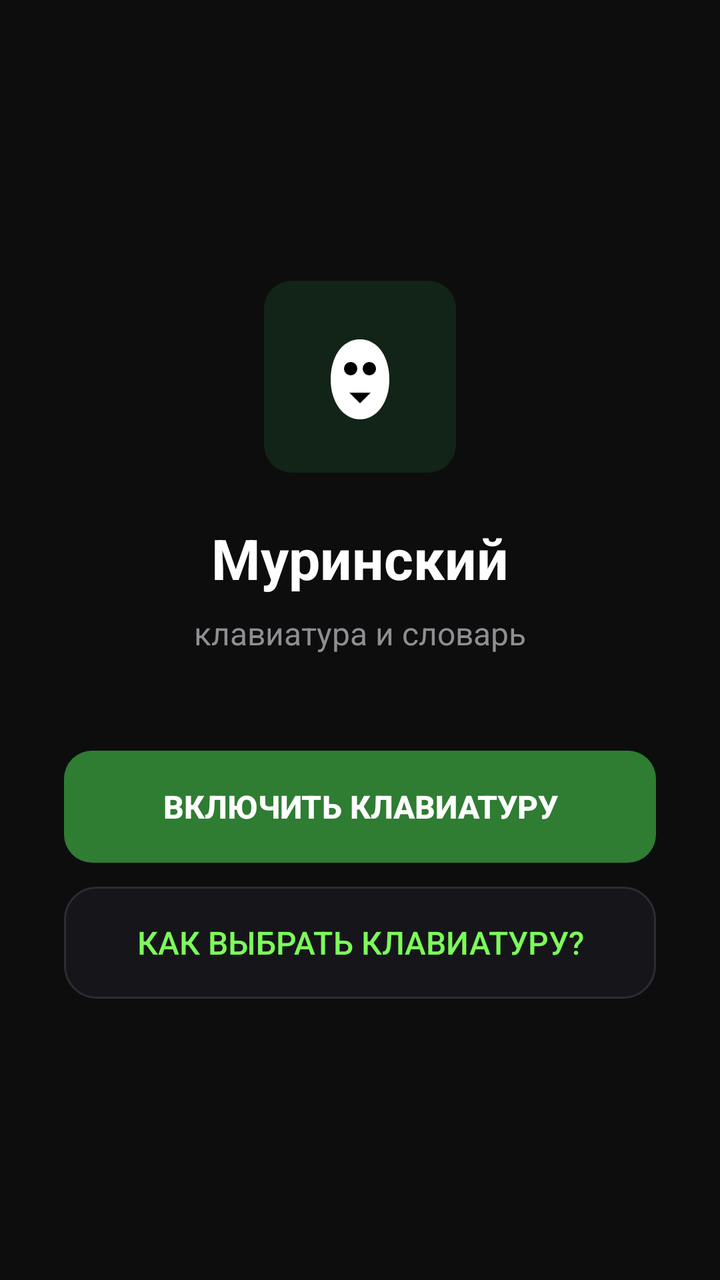
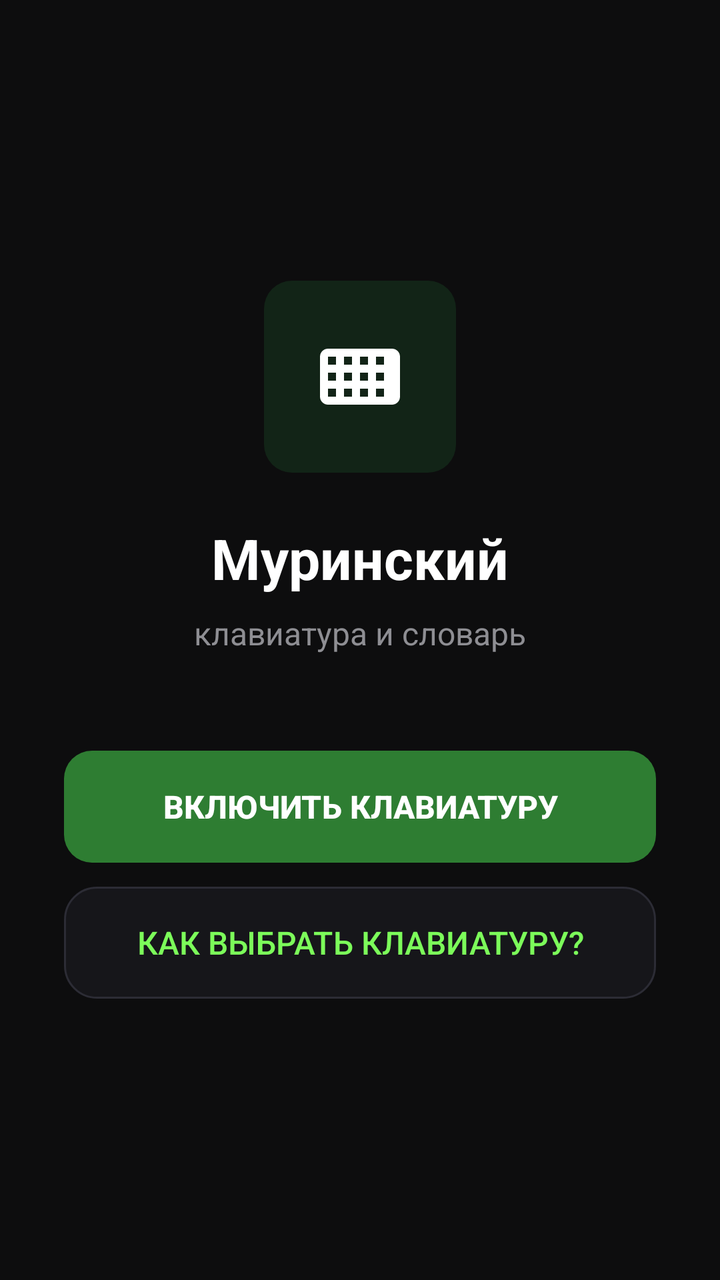

An Android layout rendered at two revisions. The XML below is the earlier revision; the diff shows what the commit changed to produce the second picture.
<!-- AndroidManifest.xml: application theme Theme.Murinsky -->
<!-- res/layout/fragment_keyboard.xml -->
<?xml version="1.0" encoding="utf-8"?>
<LinearLayout xmlns:android="http://schemas.android.com/apk/res/android"
    xmlns:app="http://schemas.android.com/apk/res-auto"
    android:layout_width="match_parent"
    android:layout_height="match_parent"
    android:orientation="vertical"
    android:gravity="center"
    android:padding="32dp"
    android:background="@color/bg_dark">

    <ImageView
        android:layout_width="96dp"
        android:layout_height="96dp"
        android:src="@drawable/ic_launcher_foreground"
        android:background="@drawable/bg_icon_green"
        android:padding="12dp" />

    <TextView
        android:layout_width="wrap_content"
        android:layout_height="wrap_content"
        android:layout_marginTop="24dp"
        android:text="@string/app_name"
        android:textColor="@color/text_primary"
        android:textSize="28sp"
        android:textStyle="bold" />

    <TextView
        android:layout_width="wrap_content"
        android:layout_height="wrap_content"
        android:layout_marginTop="8dp"
        android:text="@string/welcome_subtitle"
        android:textColor="@color/text_secondary"
        android:textSize="16sp" />

    <Space
        android:layout_width="match_parent"
        android:layout_height="48dp" />

    <Button
        android:id="@+id/btnEnable"
        android:layout_width="match_parent"
        android:layout_height="56dp"
        android:background="@drawable/bg_btn_primary"
        android:text="@string/btn_enable"
        android:textColor="@color/text_primary"
        android:textSize="16sp"
        android:textStyle="bold"
        android:stateListAnimator="@null" />

    <Button
        android:id="@+id/btnPick"
        android:layout_width="match_parent"
        android:layout_height="56dp"
        android:layout_marginTop="12dp"
        android:background="@drawable/bg_input"
        android:text="@string/btn_pick"
        android:textColor="@color/accent_lime"
        android:textSize="16sp"
        android:stateListAnimator="@null" />

</LinearLayout>
<!-- resources referenced by this layout -->
<resources>
  <color name="accent_lime">#7CFC5A</color>
  <color name="bg_dark">#0D0D0E</color>
  <color name="text_primary">#FFFFFF</color>
  <color name="text_secondary">#8E8E93</color>
  <!-- drawable bg_btn_primary (drawable) -->
  <?xml version="1.0" encoding="utf-8"?>
  <ripple xmlns:android="http://schemas.android.com/apk/res/android" android:color="#33FFFFFF">
      <item>
          <shape android:shape="rectangle">
              <solid android:color="@color/primary_green" />
              <corners android:radius="14dp" />
          </shape>
      </item>
  </ripple>
  <!-- drawable bg_icon_green (drawable) -->
  <?xml version="1.0" encoding="utf-8"?>
  <shape xmlns:android="http://schemas.android.com/apk/res/android" android:shape="rectangle">
      <solid android:color="@color/green_tint" />
      <corners android:radius="14dp" />
  </shape>
  <!-- drawable bg_input (drawable) -->
  <?xml version="1.0" encoding="utf-8"?>
  <shape xmlns:android="http://schemas.android.com/apk/res/android" android:shape="rectangle">
      <solid android:color="@color/card_dark" />
      <corners android:radius="16dp" />
      <stroke android:width="1dp" android:color="@color/divider" />
  </shape>
  <!-- drawable ic_launcher_foreground (drawable) -->
  <vector xmlns:android="http://schemas.android.com/apk/res/android"
      android:width="108dp"
      android:height="108dp"
      android:viewportWidth="108"
      android:viewportHeight="108">
      <path android:fillColor="#FFFFFF" android:pathData="M54,26 C40,26 32,40 32,56 C32,74 42,86 54,86 C66,86 76,74 76,56 C76,40 68,26 54,26 Z" />
      <path android:fillColor="#000000" android:pathData="M42,48 A5,5 0 1,1 52,48 A5,5 0 1,1 42,48 Z" />
      <path android:fillColor="#000000" android:pathData="M56,48 A5,5 0 1,1 66,48 A5,5 0 1,1 56,48 Z" />
      <path android:fillColor="#000000" android:pathData="M46,66 L62,66 L54,74 Z" />
  </vector>
  <string name="app_name">Муринский</string>
  <string name="btn_enable">Включить клавиатуру</string>
  <string name="btn_pick">Как выбрать клавиатуру?</string>
  <string name="welcome_subtitle">клавиатура и словарь</string>
  <style name="Theme.Murinsky" parent="Theme.MaterialComponents.NoActionBar">
          <item name="colorPrimary">@color/primary_green</item>
          <item name="colorPrimaryVariant">@color/primary_green_bright</item>
          <item name="colorOnPrimary">#FFFFFF</item>
          <item name="android:windowBackground">@color/bg_dark</item>
          <item name="android:statusBarColor">@color/bg_dark</item>
          <item name="android:navigationBarColor">@color/bg_dark</item>
          <item name="android:windowLightStatusBar">false</item>
      </style>
  <color name="primary_green">#2E7D32</color>
  <color name="green_tint">#122417</color>
  <color name="card_dark">#16161A</color>
  <color name="divider">#2C2C35</color>
  <color name="primary_green_bright">#22C55E</color>
</resources>

<!-- the commit's change to res/layout/fragment_keyboard.xml (unified diff, before → after) -->
@@ -11,9 +11,10 @@
     <ImageView
         android:layout_width="96dp"
         android:layout_height="96dp"
-        android:src="@drawable/ic_launcher_foreground"
+        android:src="@drawable/ic_keyboard"
         android:background="@drawable/bg_icon_green"
-        android:padding="12dp" />
+        android:padding="24dp"
+        android:contentDescription="@string/app_name" />
 
     <TextView
         android:layout_width="wrap_content"
<!-- resource entries referenced after the edit -->
@@ -27,16 +27,16 @@
       <corners android:radius="16dp" />
       <stroke android:width="1dp" android:color="@color/divider" />
   </shape>
-  <!-- drawable ic_launcher_foreground (drawable) -->
+  <!-- drawable ic_keyboard (drawable) -->
   <vector xmlns:android="http://schemas.android.com/apk/res/android"
-      android:width="108dp"
-      android:height="108dp"
-      android:viewportWidth="108"
-      android:viewportHeight="108">
-      <path android:fillColor="#FFFFFF" android:pathData="M54,26 C40,26 32,40 32,56 C32,74 42,86 54,86 C66,86 76,74 76,56 C76,40 68,26 54,26 Z" />
-      <path android:fillColor="#000000" android:pathData="M42,48 A5,5 0 1,1 52,48 A5,5 0 1,1 42,48 Z" />
-      <path android:fillColor="#000000" android:pathData="M56,48 A5,5 0 1,1 66,48 A5,5 0 1,1 56,48 Z" />
-      <path android:fillColor="#000000" android:pathData="M46,66 L62,66 L54,74 Z" />
+      android:width="24dp"
+      android:height="24dp"
+      android:viewportWidth="24"
+      android:viewportHeight="24">
+      <path
+          android:fillColor="#FFFFFF"
+          android:fillType="evenOdd"
+          android:pathData="M20,5L4,5c-1.1,0 -2,0.9 -2,2v10c0,1.1 0.9,2 2,2h16c1.1,0 2,-0.9 2,-2L22,7c0,-1.1 -0.9,-2 -2,-2zM6,17L4,17v-2h2v2zM6,13L4,13v-2h2v2zM6,9L4,9L4,7h2v2zM10,17L8,17v-2h2v2zM10,13L8,13v-2h2v2zM10,9L8,9L8,7h2v2zM14,17h-2v-2h2v2zM14,13h-2v-2h2v2zM14,9h-2L12,7h2v2zM18,17h-2v-2h2v2zM18,13h-2v-2h2v2zM18,9h-2L16,7h2v2z" />
   </vector>
   <string name="app_name">Муринский</string>
   <string name="btn_enable">Включить клавиатуру</string>
